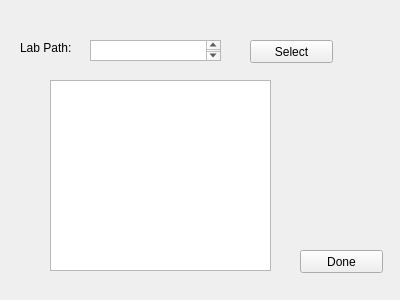
This is repo_project/addlabsGUI/addlabsgui.ui in tokorealand/CS205 as Qt 5 draws it before an edit. The edited form follows.
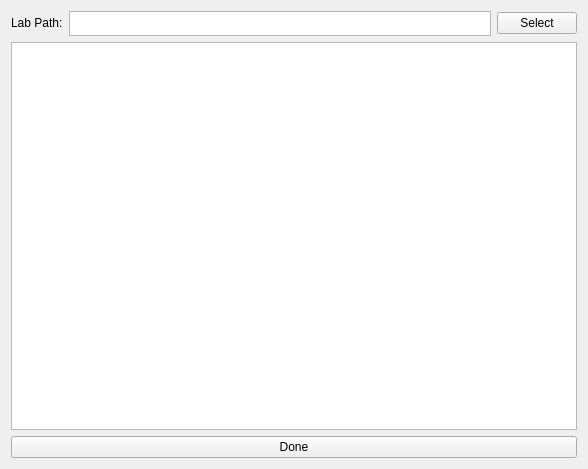
This is the edited form.

Commit message: Added scaling to guis

```diff
--- a/repo_project/addlabsGUI/addlabsgui.ui
+++ b/repo_project/addlabsGUI/addlabsgui.ui
@@ -6,72 +6,84 @@
    <rect>
     <x>0</x>
     <y>0</y>
-    <width>400</width>
-    <height>300</height>
+    <width>588</width>
+    <height>469</height>
    </rect>
   </property>
   <property name="windowTitle">
    <string>AddLabsGUI</string>
   </property>
-  <widget class="QPushButton" name="doneButton">
-   <property name="geometry">
-    <rect>
-     <x>300</x>
-     <y>250</y>
-     <width>83</width>
-     <height>23</height>
-    </rect>
-   </property>
-   <property name="text">
-    <string>Done</string>
-   </property>
-  </widget>
+  <layout class="QVBoxLayout" name="verticalLayout_2">
+   <item>
+    <layout class="QVBoxLayout" name="verticalLayout">
+     <item>
+      <layout class="QHBoxLayout" name="horizontalLayout">
+       <property name="sizeConstraint">
+        <enum>QLayout::SetDefaultConstraint</enum>
+       </property>
+       <item>
   <widget class="QLabel" name="labPathLabel">
-   <property name="geometry">
-    <rect>
-     <x>20</x>
-     <y>40</y>
-     <width>64</width>
-     <height>15</height>
-    </rect>
+         <property name="sizePolicy">
+          <sizepolicy hsizetype="Preferred" vsizetype="Fixed">
+           <horstretch>0</horstretch>
+           <verstretch>0</verstretch>
+          </sizepolicy>
    </property>
    <property name="text">
     <string>Lab Path:</string>
    </property>
   </widget>
+       </item>
+       <item>
   <widget class="QTextEdit" name="labPathText">
-   <property name="geometry">
-    <rect>
-     <x>90</x>
-     <y>40</y>
-     <width>131</width>
-     <height>21</height>
-    </rect>
-   </property>
-  </widget>
+         <property name="maximumSize">
+          <size>
+           <width>16777215</width>
+           <height>25</height>
+          </size>
+         </property>
+        </widget>
+       </item>
+       <item>
   <widget class="QPushButton" name="selectButton">
-   <property name="geometry">
-    <rect>
-     <x>250</x>
-     <y>40</y>
-     <width>83</width>
-     <height>23</height>
-    </rect>
+         <property name="sizePolicy">
+          <sizepolicy hsizetype="Minimum" vsizetype="Fixed">
+           <horstretch>0</horstretch>
+           <verstretch>0</verstretch>
+          </sizepolicy>
    </property>
    <property name="text">
     <string>Select</string>
    </property>
   </widget>
+       </item>
+      </layout>
+     </item>
+     <item>
   <widget class="QTextEdit" name="displayLabs">
-   <property name="geometry">
-    <rect>
-     <x>50</x>
-     <y>80</y>
-     <width>221</width>
-     <height>191</height>
-    </rect>
-   </property>
-  </widget>
+       <property name="sizePolicy">
+        <sizepolicy hsizetype="Expanding" vsizetype="Expanding">
+         <horstretch>0</horstretch>
+         <verstretch>0</verstretch>
+        </sizepolicy>
+       </property>
+      </widget>
+     </item>
+     <item>
+      <widget class="QPushButton" name="doneButton">
+       <property name="text">
+        <string>Done</string>
+       </property>
+      </widget>
+     </item>
+    </layout>
+   </item>
+  </layout>
+  <zorder>labPathLabel</zorder>
+  <zorder>labPathText</zorder>
+  <zorder>selectButton</zorder>
+  <zorder>displayLabs</zorder>
+  <zorder>labPathText</zorder>
  </widget>
  <layoutdefault spacing="6" margin="11"/>
  <resources/>
```
Lines whose indentation alone changed are shown as unchanged. The commit also changes 3 other files.
